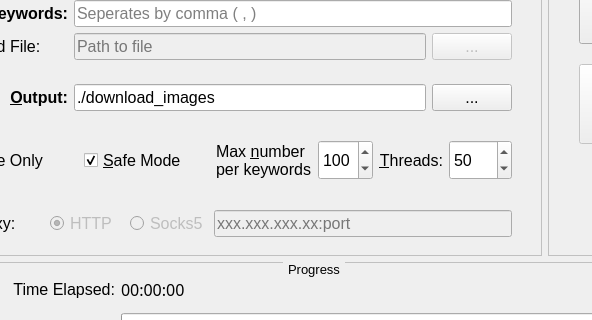
Above: mainwindow.ui from QianyanTech/Image-Downloader before the change; both pictures show x 88 to 680 and y 96 to 416 of the 800 by 718 pixel window. Below: the same form after it.
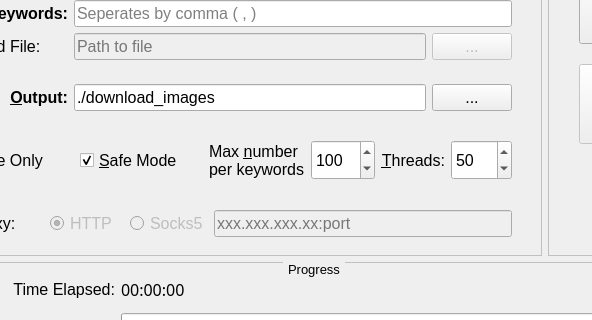
That is the form after the change.

Commit message: Increase upper limit of maximum images and number of threads.

```diff
--- a/mainwindow.ui
+++ b/mainwindow.ui
@@ -624,7 +624,7 @@
              <number>1</number>
             </property>
             <property name="maximum">
-             <number>500</number>
+             <number>2000</number>
             </property>
             <property name="value">
              <number>100</number>
@@ -672,7 +672,7 @@
              <number>1</number>
             </property>
             <property name="maximum">
-             <number>100</number>
+             <number>200</number>
             </property>
             <property name="value">
              <number>50</number>
```
The commit also changes 1 other file.
